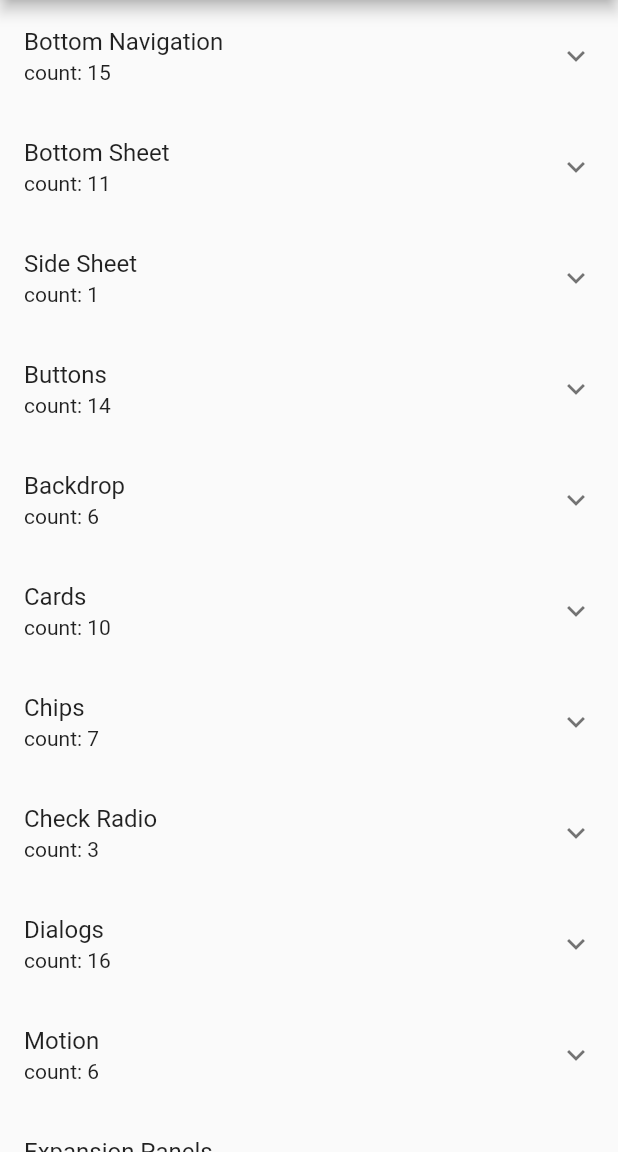
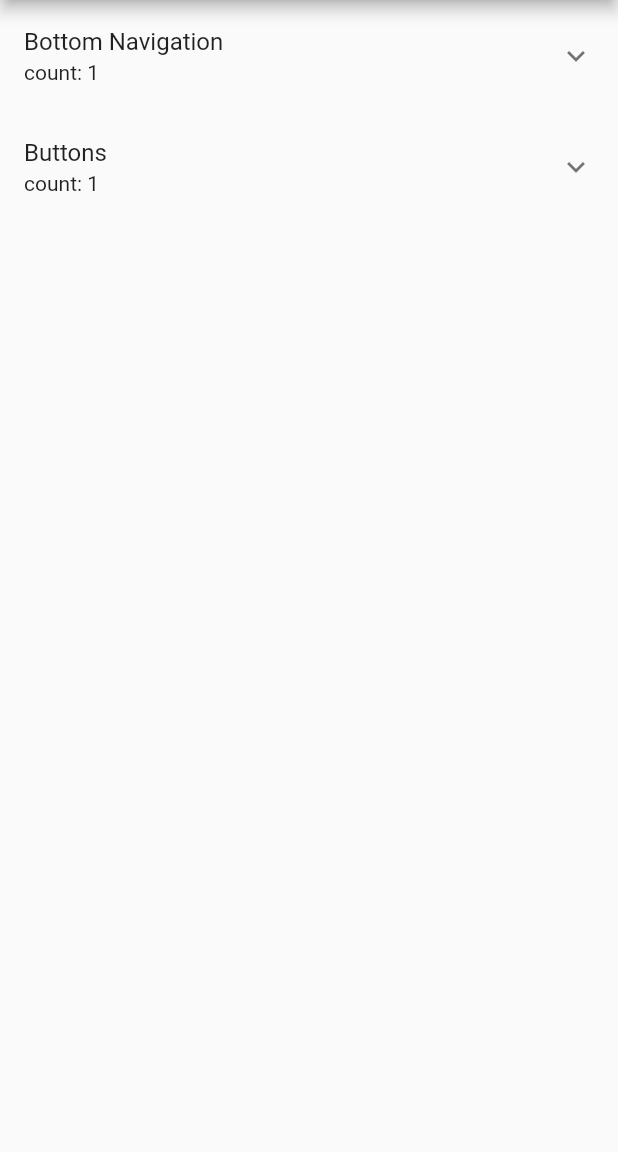
Before and after one commit to shindonghwi/flutter_material_sample_app, a Flutter app: the screen it shows after launch, on a phone screen of 412 x 824 dp, the part 84-1236 px from its top. Run offline on Flutter 3.47's test engine with Material 2 defaults, Android fonts, the phone set to English and light mode, and no system bars.

Commit message:
fix: 구현안된 목록을 주석처리

```diff
--- a/lib/feature/presentation/page/button/basic/button_basic.dart
+++ b/lib/feature/presentation/page/button/basic/button_basic.dart
@@ -1,10 +1,7 @@
 import 'package:flutter/material.dart';
 
 class ButtonBasic extends StatefulWidget {
-  final String title;
-
-  // final Color title;
-  const ButtonBasic(this.title, {Key? key}) : super(key: key);
+  const ButtonBasic({super.key});
 
   @override
   State<StatefulWidget> createState() => _ButtonBasicState();
@@ -32,8 +29,8 @@ class _ButtonBasicState extends State<ButtonBasic> {
                         padding: const EdgeInsets.symmetric(horizontal: 10),
                         child: ElevatedButton(
                             onPressed: () {},
-                            child: Text(
-                              widget.title,
+                            child: const Text(
+                              "hello flutter",
                               textAlign: TextAlign.center,
                             )),
                       ),
@@ -46,8 +43,8 @@ class _ButtonBasicState extends State<ButtonBasic> {
                           onPressed: null,
                           style: ElevatedButton.styleFrom(
                               shape: RoundedRectangleBorder(borderRadius: BorderRadius.circular(30.0))),
-                          child: Text(
-                            widget.title,
+                          child: const Text(
+                            'Dong Hwi',
                             textAlign: TextAlign.center,
                           ),
                         ),
@@ -82,17 +79,3 @@ class ButtonTitleWidget extends StatelessWidget {
     );
   }
 }
-
-class Square extends StatelessWidget {
-  @override
-  Widget build(BuildContext context) {
-    return Container(
-      width: 100,
-      height: 100,
-      decoration: BoxDecoration(
-        color: Colors.yellow,
-        border: Border.all(),
-      ),
-    );
-  }
-}
--- a/lib/feature/presentation/page/home/home_page.dart
+++ b/lib/feature/presentation/page/home/home_page.dart
@@ -31,20 +31,20 @@ class _HomePageState extends State<HomePage> {
     }
   }
 
-  void _pageMove(int mainIndex, int subIndex) {
-    switch (mainIndex) {
-      case 0:
-        switch (subIndex) {
-          case 0:
+  void _pageMove(String mainMenuName, String subMenuName) {
+    switch (mainMenuName) {
+      case 'Bottom Navigation':
+        switch (subMenuName) {
+          case 'Basic':
             Navigator.push(
                 context, MaterialPageRoute(builder: (BuildContext context) => const BottomNavigationBasic()));
         }
         break;
-      case 3:
-        switch (subIndex) {
-          case 0:
+      case 'Buttons':
+        switch (subMenuName) {
+          case 'Basic':
             Navigator.push(
-                context, MaterialPageRoute(builder: (BuildContext context) => const ButtonBasic("hello flutter")));
+                context, MaterialPageRoute(builder: (BuildContext context) => const ButtonBasic()));
         }
     }
   }
@@ -63,7 +63,9 @@ class _HomePageState extends State<HomePage> {
                   padding: const EdgeInsets.only(left: 40),
                   child: GestureDetector(
                     onTap: () {
-                      _pageMove(idx, index);
+                      String mainMenuName = key;
+                      String subMenuName = subMenu;
+                      _pageMove(mainMenuName, subMenuName);
                     },
                     child: Row(
                       mainAxisAlignment: MainAxisAlignment.spaceBetween,
--- a/lib/feature/presentation/page/home/model/menu_list.dart
+++ b/lib/feature/presentation/page/home/model/menu_list.dart
@@ -2,251 +2,251 @@ Map<String, dynamic> menuList = {
   // 1
   'Bottom Navigation': [
     'Basic',
-    'Shifting',
-    'Light',
-    'Dark',
-    'Icon',
-    'Primary',
-    'Map Blue',
-    'Light Sample',
-    'Article',
-    'Shop',
-    'Small',
-    'Main',
-    'Badge',
-    'Badge Blink',
-    'Animated'
+    // 'Shifting',
+    // 'Light',
+    // 'Dark',
+    // 'Icon',
+    // 'Primary',
+    // 'Map Blue',
+    // 'Light Sample',
+    // 'Article',
+    // 'Shop',
+    // 'Small',
+    // 'Main',
+    // 'Badge',
+    // 'Badge Blink',
+    // 'Animated'
   ],
 
-  // 2
-  'Bottom Sheet': [
-    'Basic',
-    'List',
-    'Map',
-    'Floating',
-    'Full',
-    'Filter',
-    'Menu',
-    'Player',
-    'Expand',
-    'Animation',
-    'Transform'
-  ],
-
-  // 3
-  'Side Sheet': ['Basic'],
+  // // 2
+  // 'Bottom Sheet': [
+  //   'Basic',
+  //   'List',
+  //   'Map',
+  //   'Floating',
+  //   'Full',
+  //   'Filter',
+  //   'Menu',
+  //   'Player',
+  //   'Expand',
+  //   'Animation',
+  //   'Transform'
+  // ],
+  //
+  // // 3
+  // 'Side Sheet': ['Basic'],
 
   // 4
   'Buttons': [
     'Basic',
-    'Button In Utilities',
-    'Fab Middle',
-    'Fab More',
-    'Fab More Text',
-    'Toggle Basic',
-    'Fab Extend',
-    'Material',
-    'High Emphasis',
-    'Outlined',
-    'Text Label',
-    'With Icon',
-    'Fab Animation',
-    'Fab Expand',
+    // 'Button In Utilities',
+    // 'Fab Middle',
+    // 'Fab More',
+    // 'Fab More Text',
+    // 'Toggle Basic',
+    // 'Fab Extend',
+    // 'Material',
+    // 'High Emphasis',
+    // 'Outlined',
+    // 'Text Label',
+    // 'With Icon',
+    // 'Fab Animation',
+    // 'Fab Expand',
   ],
 
-  // 5
-  'Backdrop': ['Basic', 'Filter', 'Navigation', 'Steppers', 'Text Field', 'Selection'],
-
-  // 6
-  'Cards': [
-    'Basic',
-    'Timeline',
-    'Overlap',
-    'Wizard',
-    'Wizard Light',
-    'Wizard Overlap',
-    'Outlined',
-    'Divider',
-    'Expand',
-    'Scrolling',
-  ],
-
-  // 7
-  'Chips': [
-    'Basic',
-    'Tag',
-    'Group',
-    'Input',
-    'Choice',
-    'Filter',
-    'Action',
-  ],
-
-  // 8
-  'Check Radio': [
-    'CheckBox Basic',
-    'Radio Switch',
-    'CheckBox Parent Child',
-  ],
-
-  // 9
-  'Dialogs': [
-    'Basic',
-    'Fullscreen',
-    'Custom',
-    'Custom Info',
-    'Custom Warning',
-    'Custom Light',
-    'Custom Dark',
-    'Custom Add Post',
-    'Custom Add Review',
-    'GDPR Basic',
-    'Term of Services',
-    'Header',
-    'Image',
-    'Menu Payment',
-    'Achievement',
-    'Contact Us',
-  ],
-
-  // 10
-  'Motion': [
-    'Page Basic',
-    'Card',
-    'FAB',
-    'List',
-    'Search Bar Expand',
-    'Fab View',
-  ],
-
-  // 11
-  'Expansion Panels': [
-    'Basic',
-    'Invoice',
-    'Ticket',
-  ],
-
-  // 12
-  'Grid': [
-    'Basic',
-    'Single Line',
-    'Two Line',
-    'Sectioned',
-    'Albums',
-    'Caller',
-  ],
-
-  // 13
-  'List': [
-    'Basic',
-    'Sectioned',
-    'Animation',
-    'Expand',
-    'Draggable',
-    'Swipe',
-    'Multi Selection',
-    'News Light',
-    'News Light Horizontal',
-    'News Card',
-    'News Image',
-  ],
-
-  // 14
-  'Menu': [
-    'Drawer News',
-    'Drawer Mail',
-    'Drawer Simple Light',
-    'Drawer Simple Dard',
-    'Drawer No Icon',
-    'Overflow Toolbar',
-    'Overflow List',
-    'Drawer White',
-    'Drawer White Progress',
-    'Drawer Agri',
-    'Drawer Filter',
-    'Drawer Admin',
-    'Drawer Admin Dark',
-    'Drawer Bottom',
-    'Drawer Bottom Card',
-    'Drawer Slider',
-    'Drawer Slider Simple',
-    'Drawer Icon',
-    'Drawer Icon Sub',
-    'Drawer Colorful',
-    'Drawer Card',
-    'Drawer Back',
-    'Drawer Back Icon',
-  ],
-
-  // 15
-  'Banner': [],
-
-  // 16
-  'Pickers': [],
-
-  // 17
-  'Progress & Activity': [],
-
-  // 18
-  'Sliders': [],
-
-  // 19
-  'SnackBars & Toast': [],
-
-  // 20
-  'Steppers': [],
-
-  // 21
-  'Tabs': [],
-
-  // 22
-  'Form': [],
-
-  // 23
-  'Toolbars': [],
-
-  // 24
-  'Profile': [],
-
-  // 25
-  'No Item Page': [],
-
-  // 26
-  'Player': [],
-
-  // 27
-  'Timeline': [],
-
-  // 28
-  'Shopping': [],
-
-  // 30
-  'Search Page': [],
-
-  // 31
-  'Slider Image': [],
-
-  // 32
-  'Setting': [],
-
-  // 33
-  'Verification': [],
-
-  // 34
-  'Login': [],
-
-  // 35
-  'Payment': [],
-
-  // 36
-  'Dashboard': [],
-
-  // 37
-  'Article': [],
-
-  // 38
-  'About': [],
-
-  // 39
-  'Chat': [],
+  // // 5
+  // 'Backdrop': ['Basic', 'Filter', 'Navigation', 'Steppers', 'Text Field', 'Selection'],
+  //
+  // // 6
+  // 'Cards': [
+  //   'Basic',
+  //   'Timeline',
+  //   'Overlap',
+  //   'Wizard',
+  //   'Wizard Light',
+  //   'Wizard Overlap',
+  //   'Outlined',
+  //   'Divider',
+  //   'Expand',
+  //   'Scrolling',
+  // ],
+  //
+  // // 7
+  // 'Chips': [
+  //   'Basic',
+  //   'Tag',
+  //   'Group',
+  //   'Input',
+  //   'Choice',
+  //   'Filter',
+  //   'Action',
+  // ],
+  //
+  // // 8
+  // 'Check Radio': [
+  //   'CheckBox Basic',
+  //   'Radio Switch',
+  //   'CheckBox Parent Child',
+  // ],
+  //
+  // // 9
+  // 'Dialogs': [
+  //   'Basic',
+  //   'Fullscreen',
+  //   'Custom',
+  //   'Custom Info',
+  //   'Custom Warning',
+  //   'Custom Light',
+  //   'Custom Dark',
+  //   'Custom Add Post',
+  //   'Custom Add Review',
+  //   'GDPR Basic',
+  //   'Term of Services',
+  //   'Header',
+  //   'Image',
+  //   'Menu Payment',
+  //   'Achievement',
+  //   'Contact Us',
+  // ],
+  //
+  // // 10
+  // 'Motion': [
+  //   'Page Basic',
+  //   'Card',
+  //   'FAB',
+  //   'List',
+  //   'Search Bar Expand',
+  //   'Fab View',
+  // ],
+  //
+  // // 11
+  // 'Expansion Panels': [
+  //   'Basic',
+  //   'Invoice',
+  //   'Ticket',
+  // ],
+  //
+  // // 12
+  // 'Grid': [
+  //   'Basic',
+  //   'Single Line',
+  //   'Two Line',
+  //   'Sectioned',
+  //   'Albums',
+  //   'Caller',
+  // ],
+  //
+  // // 13
+  // 'List': [
+  //   'Basic',
+  //   'Sectioned',
+  //   'Animation',
+  //   'Expand',
+  //   'Draggable',
+  //   'Swipe',
+  //   'Multi Selection',
+  //   'News Light',
+  //   'News Light Horizontal',
+  //   'News Card',
+  //   'News Image',
+  // ],
+  //
+  // // 14
+  // 'Menu': [
+  //   'Drawer News',
+  //   'Drawer Mail',
+  //   'Drawer Simple Light',
+  //   'Drawer Simple Dard',
+  //   'Drawer No Icon',
+  //   'Overflow Toolbar',
+  //   'Overflow List',
+  //   'Drawer White',
+  //   'Drawer White Progress',
+  //   'Drawer Agri',
+  //   'Drawer Filter',
+  //   'Drawer Admin',
+  //   'Drawer Admin Dark',
+  //   'Drawer Bottom',
+  //   'Drawer Bottom Card',
+  //   'Drawer Slider',
+  //   'Drawer Slider Simple',
+  //   'Drawer Icon',
+  //   'Drawer Icon Sub',
+  //   'Drawer Colorful',
+  //   'Drawer Card',
+  //   'Drawer Back',
+  //   'Drawer Back Icon',
+  // ],
+  //
+  // // 15
+  // 'Banner': [],
+  //
+  // // 16
+  // 'Pickers': [],
+  //
+  // // 17
+  // 'Progress & Activity': [],
+  //
+  // // 18
+  // 'Sliders': [],
+  //
+  // // 19
+  // 'SnackBars & Toast': [],
+  //
+  // // 20
+  // 'Steppers': [],
+  //
+  // // 21
+  // 'Tabs': [],
+  //
+  // // 22
+  // 'Form': [],
+  //
+  // // 23
+  // 'Toolbars': [],
+  //
+  // // 24
+  // 'Profile': [],
+  //
+  // // 25
+  // 'No Item Page': [],
+  //
+  // // 26
+  // 'Player': [],
+  //
+  // // 27
+  // 'Timeline': [],
+  //
+  // // 28
+  // 'Shopping': [],
+  //
+  // // 30
+  // 'Search Page': [],
+  //
+  // // 31
+  // 'Slider Image': [],
+  //
+  // // 32
+  // 'Setting': [],
+  //
+  // // 33
+  // 'Verification': [],
+  //
+  // // 34
+  // 'Login': [],
+  //
+  // // 35
+  // 'Payment': [],
+  //
+  // // 36
+  // 'Dashboard': [],
+  //
+  // // 37
+  // 'Article': [],
+  //
+  // // 38
+  // 'About': [],
+  //
+  // // 39
+  // 'Chat': [],
 }.map((key, value) => MapEntry(key, value));
```
